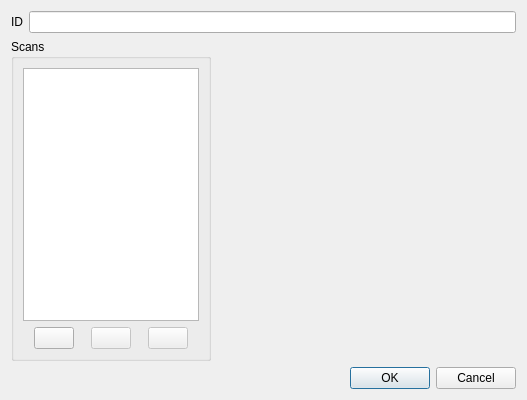
stepanmracek/face, file src/appDemo/src/dlgenroll.ui: the form before one commit.
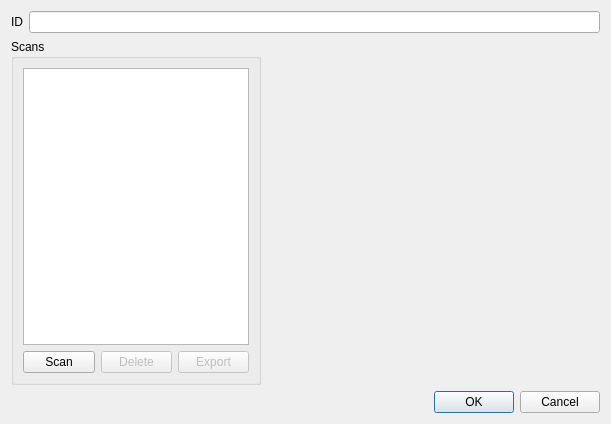
The form after the commit. Icons and pictures are not drawn. Custom widgets are drawn as their Qt base class.

```diff
--- a/src/appDemo/src/dlgenroll.ui
+++ b/src/appDemo/src/dlgenroll.ui
@@ -6,8 +6,8 @@
    <rect>
     <x>0</x>
     <y>0</y>
-    <width>527</width>
-    <height>400</height>
+    <width>611</width>
+    <height>424</height>
    </rect>
   </property>
   <property name="windowTitle">
@@ -34,7 +34,7 @@
       <widget class="QGroupBox" name="groupBox">
        <property name="maximumSize">
         <size>
-         <width>200</width>
+         <width>250</width>
          <height>16777215</height>
         </size>
        </property>
@@ -63,7 +63,7 @@
              </sizepolicy>
             </property>
             <property name="text">
-             <string/>
+             <string>Scan</string>
             </property>
             <property name="icon">
              <iconset theme="add">
@@ -84,7 +84,7 @@
              </sizepolicy>
             </property>
             <property name="text">
-             <string/>
+             <string>Delete</string>
             </property>
             <property name="icon">
              <iconset theme="remove">
@@ -105,7 +105,7 @@
              </sizepolicy>
             </property>
             <property name="text">
-             <string/>
+             <string>Export</string>
             </property>
             <property name="icon">
              <iconset theme="gtk-save">
```
Left out of the diff: 19 changed lines with no effect on the pictures.
